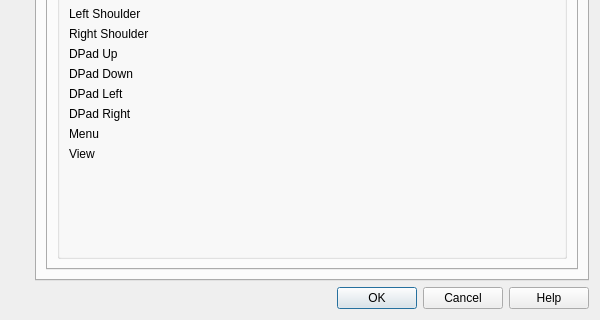
First picture: the form in src/ui/preferences.ui, repository kitswas/VirtualGamePad-PC, before the edit; both pictures show x 0 to 600 and y 228 to 548 of the 600 by 548 pixel window.
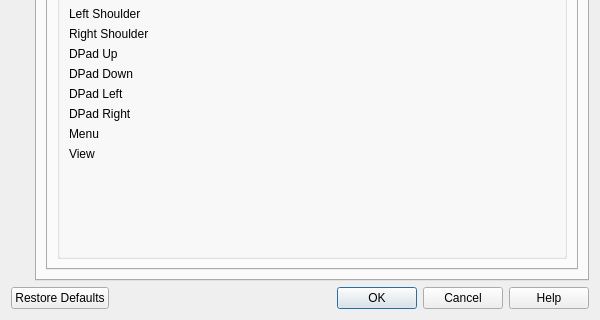
Second picture: the form after the edit. Custom widgets are drawn as their Qt base class.

Commit message: Restore default settings button

```diff
--- a/src/ui/preferences.ui
+++ b/src/ui/preferences.ui
@@ -746,7 +746,7 @@
    <item>
     <widget class="QDialogButtonBox" name="buttonBox">
      <property name="standardButtons">
-      <set>QDialogButtonBox::StandardButton::Cancel|QDialogButtonBox::StandardButton::Help|QDialogButtonBox::StandardButton::Ok</set>
+      <set>QDialogButtonBox::StandardButton::Cancel|QDialogButtonBox::StandardButton::Help|QDialogButtonBox::StandardButton::Ok|QDialogButtonBox::StandardButton::RestoreDefaults</set>
      </property>
     </widget>
    </item>
```
The commit also changes 4 other files.
